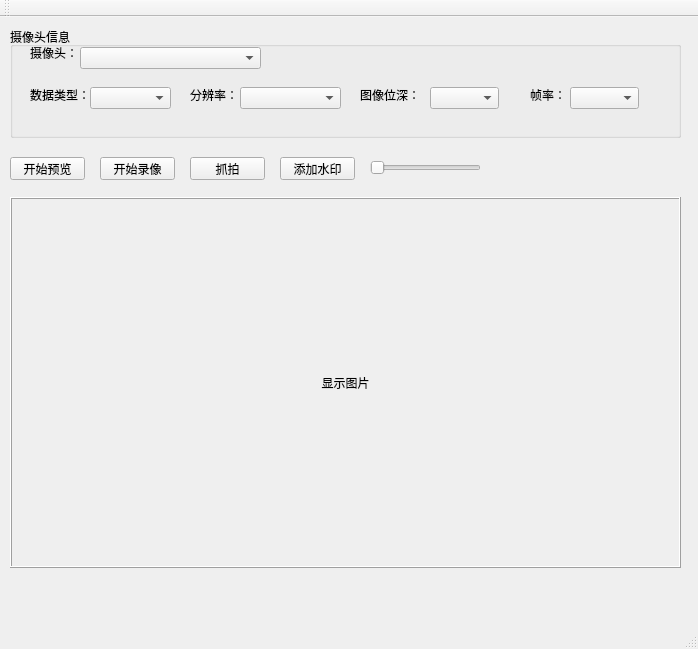
Before: the Qt Designer form CameraTools/CameraTools/CameraTools.ui in K0bai/CameraTools, drawn with Qt 5.
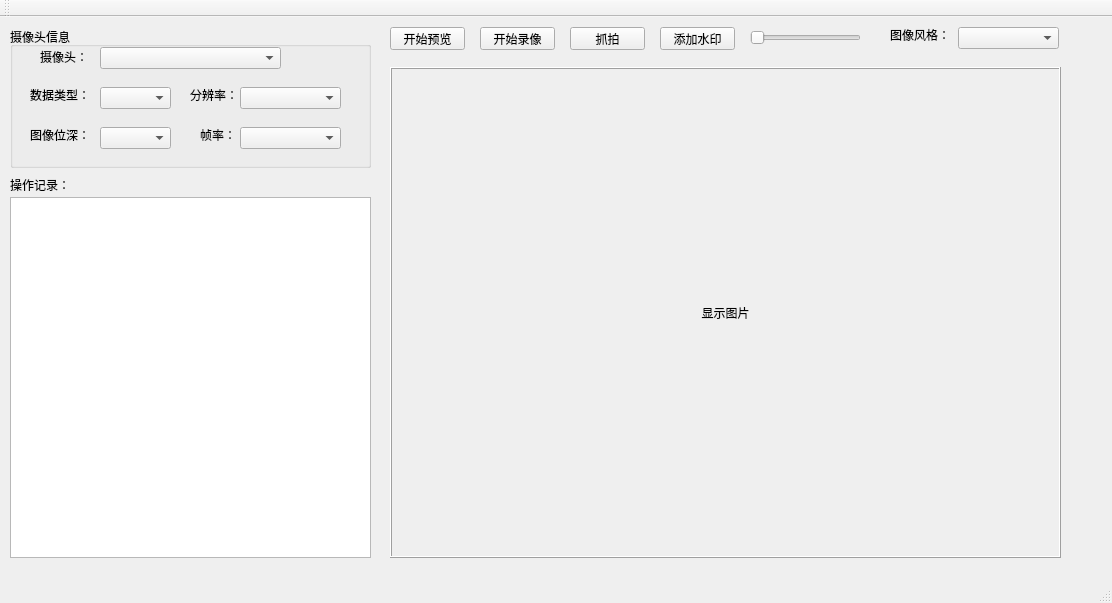
After: the same form once the commit is applied.

Commit message: achieve gray style

Diff of the .ui file:
```diff
--- a/CameraTools/CameraTools/CameraTools.ui
+++ b/CameraTools/CameraTools/CameraTools.ui
@@ -6,8 +6,8 @@
    <rect>
     <x>0</x>
     <y>0</y>
-    <width>698</width>
-    <height>649</height>
+    <width>1112</width>
+    <height>603</height>
    </rect>
   </property>
   <property name="windowTitle">
@@ -19,8 +19,8 @@
      <rect>
       <x>10</x>
       <y>10</y>
-      <width>671</width>
-      <height>111</height>
+      <width>361</width>
+      <height>141</height>
      </rect>
     </property>
     <property name="title">
@@ -29,7 +29,7 @@
     <widget class="QComboBox" name="comboBox_Camera">
      <property name="geometry">
       <rect>
-       <x>70</x>
+       <x>90</x>
        <y>20</y>
        <width>181</width>
        <height>22</height>
@@ -39,10 +39,10 @@
     <widget class="QLabel" name="label">
      <property name="geometry">
       <rect>
-       <x>20</x>
+       <x>30</x>
        <y>20</y>
-       <width>54</width>
-       <height>12</height>
+       <width>51</width>
+       <height>20</height>
       </rect>
      </property>
      <property name="text">
@@ -78,8 +78,8 @@
     <widget class="QLabel" name="label_4">
      <property name="geometry">
       <rect>
-       <x>350</x>
-       <y>60</y>
+       <x>20</x>
+       <y>100</y>
        <width>61</width>
        <height>16</height>
       </rect>
@@ -91,8 +91,8 @@
     <widget class="QLabel" name="label_5">
      <property name="geometry">
       <rect>
-       <x>520</x>
-       <y>60</y>
+       <x>190</x>
+       <y>100</y>
        <width>31</width>
        <height>16</height>
       </rect>
@@ -104,9 +104,9 @@
     <widget class="QComboBox" name="comboBox_DataType">
      <property name="geometry">
       <rect>
-       <x>80</x>
+       <x>90</x>
        <y>60</y>
-       <width>81</width>
+       <width>71</width>
        <height>22</height>
       </rect>
      </property>
@@ -124,9 +124,9 @@
     <widget class="QComboBox" name="comboBox_DataBit">
      <property name="geometry">
       <rect>
-       <x>420</x>
-       <y>60</y>
-       <width>69</width>
+       <x>90</x>
+       <y>100</y>
+       <width>71</width>
        <height>22</height>
       </rect>
      </property>
@@ -134,9 +134,9 @@
     <widget class="QComboBox" name="comboBox_DataFps">
      <property name="geometry">
       <rect>
-       <x>560</x>
-       <y>60</y>
-       <width>69</width>
+       <x>230</x>
+       <y>100</y>
+       <width>101</width>
        <height>22</height>
       </rect>
      </property>
@@ -145,8 +145,8 @@
    <widget class="QPushButton" name="pushButton_StartShow">
     <property name="geometry">
      <rect>
-      <x>10</x>
-      <y>140</y>
+      <x>390</x>
+      <y>10</y>
       <width>75</width>
       <height>23</height>
      </rect>
@@ -158,10 +158,10 @@
    <widget class="QLabel" name="label_show_picture">
     <property name="geometry">
      <rect>
-      <x>10</x>
-      <y>180</y>
+      <x>390</x>
+      <y>50</y>
       <width>671</width>
-      <height>371</height>
+      <height>491</height>
      </rect>
     </property>
     <property name="autoFillBackground">
@@ -183,8 +183,8 @@
    <widget class="QPushButton" name="pushButton_Grab">
     <property name="geometry">
      <rect>
-      <x>190</x>
-      <y>140</y>
+      <x>570</x>
+      <y>10</y>
       <width>75</width>
       <height>23</height>
      </rect>
@@ -196,8 +196,8 @@
    <widget class="QPushButton" name="pushButton_addmask">
     <property name="geometry">
      <rect>
-      <x>280</x>
-      <y>140</y>
+      <x>660</x>
+      <y>10</y>
       <width>75</width>
       <height>23</height>
      </rect>
@@ -209,8 +209,8 @@
    <widget class="QSlider" name="horizontalSlider_transparency">
     <property name="geometry">
      <rect>
-      <x>370</x>
-      <y>140</y>
+      <x>750</x>
+      <y>10</y>
       <width>111</width>
       <height>22</height>
      </rect>
@@ -222,8 +222,8 @@
    <widget class="QPushButton" name="pushButton_StartCapture">
     <property name="geometry">
      <rect>
-      <x>100</x>
-      <y>140</y>
+      <x>480</x>
+      <y>10</y>
       <width>75</width>
       <height>23</height>
      </rect>
@@ -232,6 +232,52 @@
      <string>开始录像</string>
     </property>
    </widget>
+   <widget class="QTextEdit" name="textEdit_record">
+    <property name="geometry">
+     <rect>
+      <x>10</x>
+      <y>180</y>
+      <width>361</width>
+      <height>361</height>
+     </rect>
+    </property>
+   </widget>
+   <widget class="QLabel" name="label_6">
+    <property name="geometry">
+     <rect>
+      <x>10</x>
+      <y>160</y>
+      <width>61</width>
+      <height>16</height>
+     </rect>
+    </property>
+    <property name="text">
+     <string>操作记录：</string>
+    </property>
+   </widget>
+   <widget class="QComboBox" name="comboBox_ImageStyle">
+    <property name="geometry">
+     <rect>
+      <x>958</x>
+      <y>10</y>
+      <width>101</width>
+      <height>22</height>
+     </rect>
+    </property>
+   </widget>
+   <widget class="QLabel" name="label_7">
+    <property name="geometry">
+     <rect>
+      <x>890</x>
+      <y>10</y>
+      <width>61</width>
+      <height>16</height>
+     </rect>
+    </property>
+    <property name="text">
+     <string>图像风格：</string>
+    </property>
+   </widget>
   </widget>
   <widget class="QMenuBar" name="menuBar">
    <property name="geometry">
```
Left out of the diff: 39 changed lines with no effect on the pictures. The commit also changes 9 other files.
